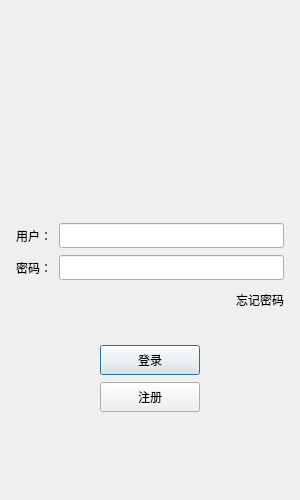
First picture: the form in IMClient-qt/logindialog.ui, repository ChnjFan/IMClient-qt, before the edit.
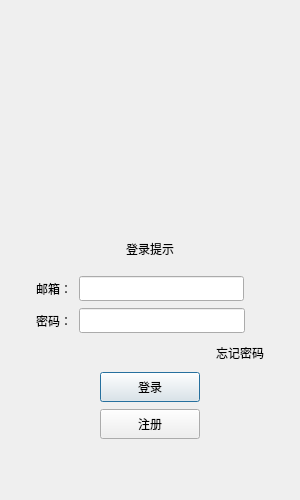
Second picture: the form after the edit. Icons and pictures are not drawn. Custom widgets are drawn as their Qt base class.

Commit message:
feat(login): 实现登录功能并添加TCP连接管理
- 添加登录模块相关信号和请求ID
- 实现登录表单验证和网络请求处理
- 新增TcpMgr类用于TCP连接管理
- 更新资源文件，添加新头像和背景图片
- 优化注册和重置密码表单的用户名字段为邮箱
- 完善登录界面UI，添加密码可见性切换和错误提示

```diff
--- a/IMClient-qt/logindialog.ui
+++ b/IMClient-qt/logindialog.ui
@@ -44,53 +44,63 @@
       <number>50</number>
      </property>
      <item>
-      <widget class="QWidget" name="widget" native="true">
-       <layout class="QGridLayout" name="gridLayout">
-        <item row="0" column="0">
          <widget class="QLabel" name="label">
           <property name="minimumSize">
            <size>
-            <width>200</width>
-            <height>150</height>
+         <width>250</width>
+         <height>200</height>
            </size>
           </property>
           <property name="maximumSize">
            <size>
-            <width>150</width>
-            <height>150</height>
+         <width>250</width>
+         <height>200</height>
            </size>
           </property>
           <property name="text">
            <string/>
           </property>
           <property name="pixmap">
-           <pixmap resource="rc.qrc">:/resource/login.jpg</pixmap>
+        <pixmap resource="rc.qrc">:/resource/background/Home.svg</pixmap>
+       </property>
+       <property name="scaledContents">
+        <bool>true</bool>
           </property>
           <property name="alignment">
            <set>Qt::AlignmentFlag::AlignCenter</set>
           </property>
          </widget>
         </item>
-        <item row="1" column="0">
-         <spacer name="verticalSpacer_2">
-          <property name="orientation">
-           <enum>Qt::Orientation::Vertical</enum>
-          </property>
-          <property name="sizeHint" stdset="0">
-           <size>
-            <width>20</width>
-            <height>40</height>
-           </size>
-          </property>
-         </spacer>
-        </item>
-       </layout>
+     <item>
+      <widget class="QLabel" name="err_tip">
+       <property name="text">
+        <string>登录提示</string>
+       </property>
+       <property name="alignment">
+        <set>Qt::AlignmentFlag::AlignCenter</set>
+       </property>
       </widget>
      </item>
      <item>
       <layout class="QHBoxLayout" name="horizontalLayout_2">
        <item>
-        <widget class="QLabel" name="user_label">
+        <spacer name="horizontalSpacer_8">
+         <property name="orientation">
+          <enum>Qt::Orientation::Horizontal</enum>
+         </property>
+         <property name="sizeType">
+          <enum>QSizePolicy::Policy::Fixed</enum>
+         </property>
+         <property name="sizeHint" stdset="0">
+          <size>
+           <width>20</width>
+           <height>20</height>
+          </size>
+         </property>
+        </spacer>
+       </item>
+       <item>
+        <widget class="QLabel" name="email_label">
          <property name="minimumSize">
           <size>
            <width>0</width>
@@ -104,12 +114,12 @@
           </size>
          </property>
          <property name="text">
-          <string>用户：</string>
+          <string>邮箱：</string>
          </property>
         </widget>
        </item>
        <item>
-        <widget class="QLineEdit" name="user_edit">
+        <widget class="QLineEdit" name="email_edit">
          <property name="minimumSize">
           <size>
            <width>0</width>
@@ -124,10 +134,42 @@
          </property>
         </widget>
        </item>
+       <item>
+        <spacer name="horizontalSpacer_6">
+         <property name="orientation">
+          <enum>Qt::Orientation::Horizontal</enum>
+         </property>
+         <property name="sizeType">
+          <enum>QSizePolicy::Policy::Preferred</enum>
+         </property>
+         <property name="sizeHint" stdset="0">
+          <size>
+           <width>40</width>
+           <height>20</height>
+          </size>
+         </property>
+        </spacer>
+       </item>
       </layout>
      </item>
      <item>
       <layout class="QHBoxLayout" name="horizontalLayout_3">
+       <item>
+        <spacer name="horizontalSpacer_9">
+         <property name="orientation">
+          <enum>Qt::Orientation::Horizontal</enum>
+         </property>
+         <property name="sizeType">
+          <enum>QSizePolicy::Policy::Fixed</enum>
+         </property>
+         <property name="sizeHint" stdset="0">
+          <size>
+           <width>20</width>
+           <height>20</height>
+          </size>
+         </property>
+        </spacer>
+       </item>
        <item>
         <widget class="QLabel" name="passwd_label">
          <property name="minimumSize">
@@ -163,6 +205,41 @@
          </property>
         </widget>
        </item>
+       <item>
+        <widget class="ClickedLabel" name="passwd_visible">
+         <property name="minimumSize">
+          <size>
+           <width>20</width>
+           <height>20</height>
+          </size>
+         </property>
+         <property name="maximumSize">
+          <size>
+           <width>20</width>
+           <height>20</height>
+          </size>
+         </property>
+         <property name="text">
+          <string/>
+         </property>
+        </widget>
+       </item>
+       <item>
+        <spacer name="horizontalSpacer_7">
+         <property name="orientation">
+          <enum>Qt::Orientation::Horizontal</enum>
+         </property>
+         <property name="sizeType">
+          <enum>QSizePolicy::Policy::Preferred</enum>
+         </property>
+         <property name="sizeHint" stdset="0">
+          <size>
+           <width>12</width>
+           <height>20</height>
+          </size>
+         </property>
+        </spacer>
+       </item>
       </layout>
      </item>
      <item>
@@ -199,19 +276,18 @@
          </property>
         </widget>
        </item>
-      </layout>
-     </item>
      <item>
-      <layout class="QHBoxLayout" name="horizontalLayout_7">
-       <item>
-        <spacer name="verticalSpacer">
+        <spacer name="horizontalSpacer_10">
          <property name="orientation">
-          <enum>Qt::Orientation::Vertical</enum>
+          <enum>Qt::Orientation::Horizontal</enum>
+         </property>
+         <property name="sizeType">
+          <enum>QSizePolicy::Policy::Fixed</enum>
          </property>
          <property name="sizeHint" stdset="0">
           <size>
            <width>20</width>
-           <height>40</height>
+           <height>20</height>
           </size>
          </property>
         </spacer>
@@ -316,19 +392,6 @@
        </item>
       </layout>
      </item>
-     <item>
-      <spacer name="verticalSpacer_3">
-       <property name="orientation">
-        <enum>Qt::Orientation::Vertical</enum>
-       </property>
-       <property name="sizeHint" stdset="0">
-        <size>
-         <width>20</width>
-         <height>40</height>
-        </size>
-       </property>
-      </spacer>
-     </item>
     </layout>
    </item>
   </layout>
```
Lines whose indentation alone changed are shown as unchanged. The commit also changes 20 other files.
